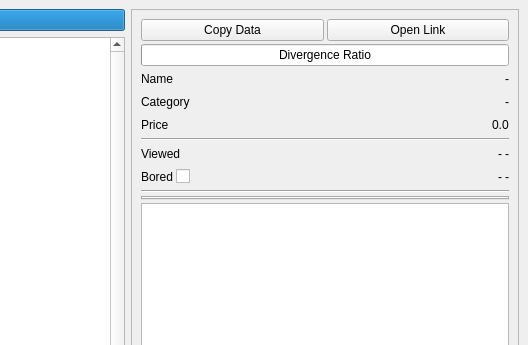
qrlik/MarketWatcher, file source/ui/watcherWindow.ui: the form before one commit; both pictures show x 272 to 800 and y 0 to 345 of the 800 by 600 pixel window.
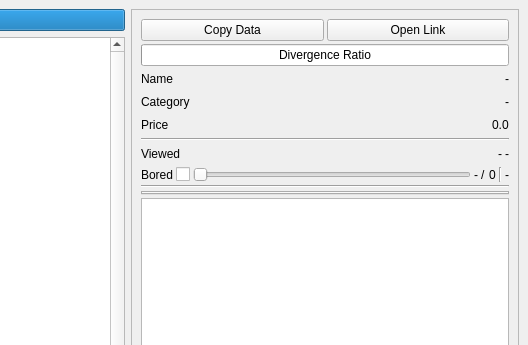
The form after the commit.

Commit message: add bored count

Diff of the .ui file:
```diff
--- a/source/ui/watcherWindow.ui
+++ b/source/ui/watcherWindow.ui
@@ -293,17 +293,23 @@
             </widget>
            </item>
            <item>
-            <spacer name="boredSpacer">
+            <widget class="QSlider" name="boredSlider">
+             <property name="minimum">
+              <number>1</number>
+             </property>
+             <property name="maximum">
+              <number>50</number>
+             </property>
              <property name="orientation">
               <enum>Qt::Horizontal</enum>
              </property>
-             <property name="sizeHint" stdset="0">
-              <size>
-               <width>40</width>
-               <height>20</height>
-              </size>
+             <property name="tickPosition">
+              <enum>QSlider::NoTicks</enum>
              </property>
-            </spacer>
+             <property name="tickInterval">
+              <number>1</number>
+             </property>
+            </widget>
            </item>
            <item>
             <widget class="QLabel" name="boredAgoLabel">
@@ -312,6 +318,27 @@
              </property>
             </widget>
            </item>
+           <item>
+            <widget class="QLabel" name="slashLabel">
+             <property name="text">
+              <string>/</string>
+             </property>
+            </widget>
+           </item>
+           <item>
+            <widget class="QLabel" name="boredCountLabel">
+             <property name="text">
+              <string>0</string>
+             </property>
+            </widget>
+           </item>
+           <item>
+            <widget class="Line" name="boredLine">
+             <property name="orientation">
+              <enum>Qt::Vertical</enum>
+             </property>
+            </widget>
+           </item>
            <item>
             <widget class="QLabel" name="boredDateLabel">
              <property name="text">
```
The commit also changes 2 other files.
